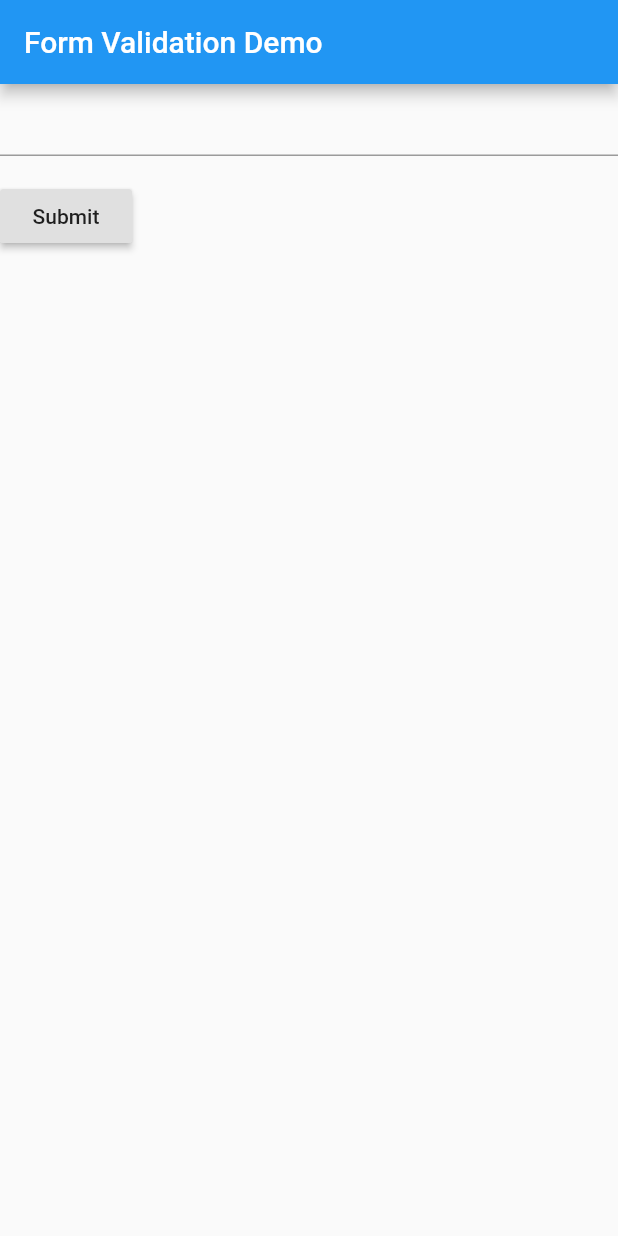
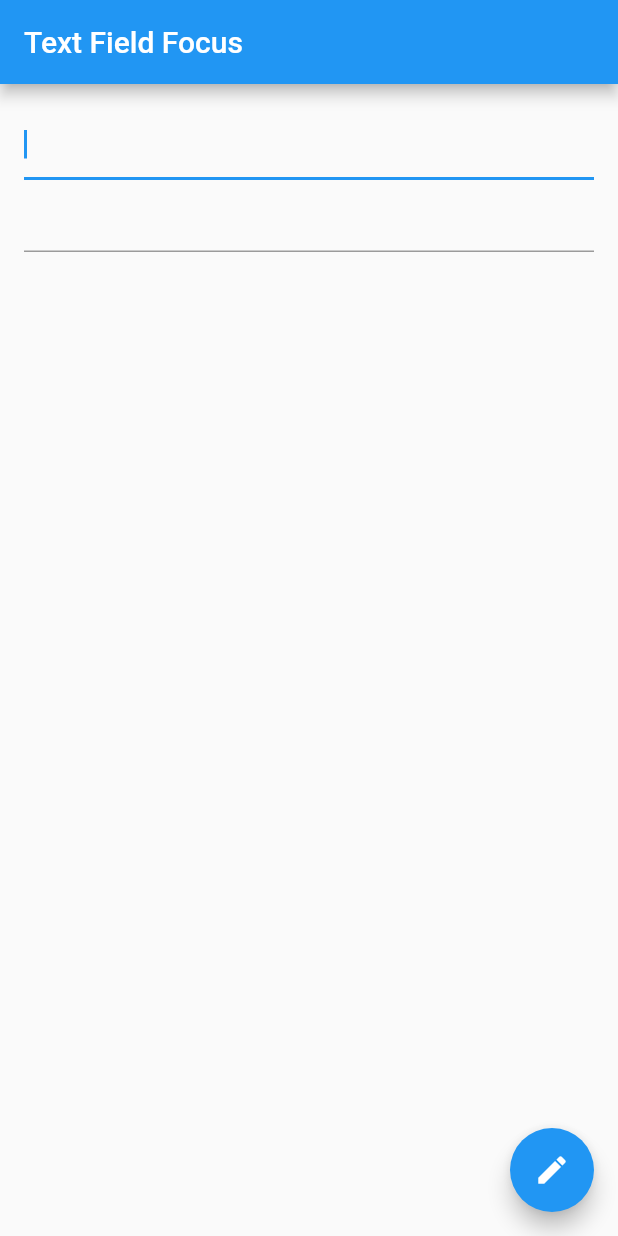
Before and after one commit to gyugie/flutter_animation, a Flutter app: the screen it shows after launch, on a phone screen of 412 x 824 dp. Run offline on Flutter 3.47's test engine with Material 2 defaults, Android fonts, the phone set to English and light mode, and no system bars.

Commit message:
[form] Focus and text fields

```diff
--- a/lib/main.dart
+++ b/lib/main.dart
@@ -4,72 +4,71 @@ void main() => runApp(MyApp());
 
 class MyApp extends StatelessWidget {
   @override
-  Widget build(BuildContext context){
-    final appTitle = 'Form Validation Demo';
-
+  Widget build(BuildContext context) {
     return MaterialApp(
-      title: appTitle,
-      home: Scaffold(
-        appBar: AppBar(
-          title: Text(appTitle),
-        ),
-        body: MyCustomForm(),
-      ),
+      title: 'Text Field Focus',
+      home: MyCustomForm(),
     );
   }
 }
 
-
-//create a form widget
+// Define a custom Form widget.
 class MyCustomForm extends StatefulWidget {
   @override
-  MyCustomFormState createState(){
-    return MyCustomFormState();
-  }
+  _MyCustomFormState createState() => _MyCustomFormState();
 }
 
-//create a corresponding State class
-// this class holds data related to the form
-class MyCustomFormState extends State<MyCustomForm>{
-  //create global key that uniquely identifies the form widget
-  //and validation of the form
-
-  final _formKey = GlobalKey<FormState>();
+// Define a corresponding State class.
+// This class holds data related to the form.
+class _MyCustomFormState extends State<MyCustomForm> {
+  // Define the focus node. To manage the lifecycle, create the FocusNode in
+  // the initState method, and clean it up in the dispose method.
+  FocusNode myFocusNode;
 
   @override
-  Widget build(BuildContext context){
-    return Form(
-      key: _formKey,
-      child: Column(
-        crossAxisAlignment: CrossAxisAlignment.start,
-        children: <Widget>[
-          TextFormField(
-            validator: (value){
-              if(value.isEmpty){
-                return 'Please enter some text';
-              }
-              return null;
-            },
-          ),
-          Padding(
-            padding: const EdgeInsets.symmetric(vertical:16.0),
-            child: RaisedButton(
-              onPressed: (){
-                //validate return true if the form is valid or false
-                //otherwise
+  void initState() {
+    super.initState();
 
-                if(_formKey.currentState.validate()){
-                  //if the form valid show a snackbar
-                  print(_formKey);
-                   Scaffold.of(context)
-                      .showSnackBar(SnackBar(content: Text('Processing Data')));
-                }
-              },
-              child: Text('Submit'),
+    myFocusNode = FocusNode();
+  }
+
+  @override
+  void dispose() {
+    // Clean up the focus node when the Form is disposed.
+    myFocusNode.dispose();
+
+    super.dispose();
+  }
+
+  @override
+  Widget build(BuildContext context) {
+    return Scaffold(
+      appBar: AppBar(
+        title: Text('Text Field Focus'),
+      ),
+      body: Padding(
+        padding: const EdgeInsets.all(16.0),
+        child: Column(
+          children: [
+            // The first text field is focused on as soon as the app starts.
+            TextField(
+              autofocus: true,
             ),
-          ),
-        ],
+            // The second text field is focused on when a user taps the
+            // FloatingActionButton.
+            TextField(
+              focusNode: myFocusNode,
+            ),
+          ],
+        ),
       ),
+      floatingActionButton: FloatingActionButton(
+        // When the button is pressed,
+        // give focus to the text field using myFocusNode.
+        onPressed: () => FocusScope.of(context).requestFocus(myFocusNode),
+        tooltip: 'Focus Second Text Field',
+        child: Icon(Icons.edit),
+      ), // This trailing comma makes auto-formatting nicer for build methods.
     );
   }
 }
```
